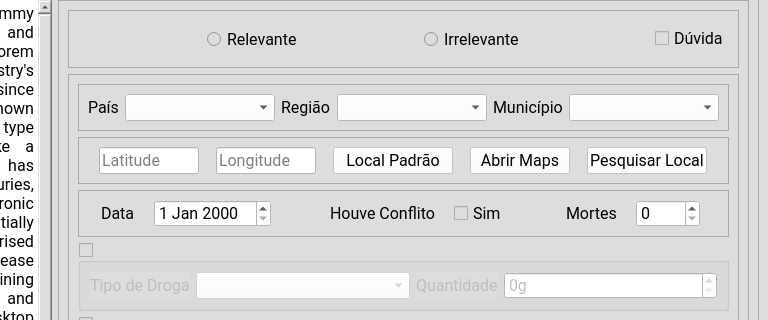
Old version of the form src/view/pages/ui_pages.ui in the repository cintraluiza2/CO_annotationsmirror; both pictures show x 237 to 1005 and y 89 to 409 of the 1005 by 944 pixel window.
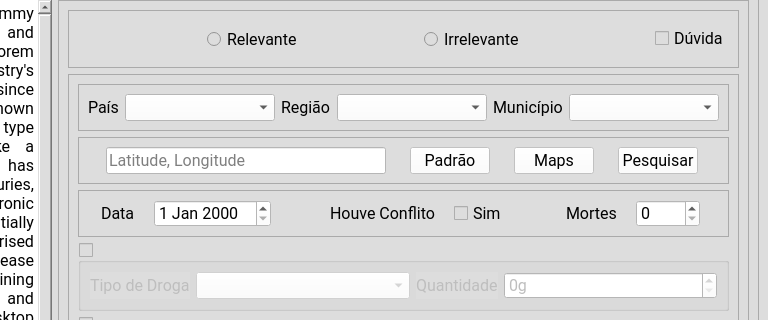
New version of the form. The open tabs and pages were chosen to show the change. Icons and pictures are not drawn.

Commit message: Add lat_long

```diff
--- a/src/view/pages/ui_pages.ui
+++ b/src/view/pages/ui_pages.ui
@@ -854,13 +854,13 @@
                   </property>
                   <property name="minimumSize">
                    <size>
-                    <width>100</width>
+                    <width>150</width>
                     <height>0</height>
                    </size>
                   </property>
                   <property name="maximumSize">
                    <size>
-                    <width>50</width>
+                    <width>280</width>
                     <height>16777215</height>
                    </size>
                   </property>
@@ -873,42 +873,14 @@
                   <property name="styleSheet">
                    <string notr="true">background-color: #FFFFFF; </string>
                   </property>
-                  <property name="placeholderText">
-                   <string>Latitude</string>
+                  <property name="inputMask">
+                   <string/>
                   </property>
-                 </widget>
-                </item>
-                <item>
-                 <widget class="QLineEdit" name="longitude">
-                  <property name="sizePolicy">
-                   <sizepolicy hsizetype="Preferred" vsizetype="Maximum">
-                    <horstretch>0</horstretch>
-                    <verstretch>0</verstretch>
-                   </sizepolicy>
+                  <property name="text">
+                   <string/>
                   </property>
-                  <property name="minimumSize">
-                   <size>
-                    <width>100</width>
-                    <height>0</height>
-                   </size>
-                  </property>
-                  <property name="maximumSize">
-                   <size>
-                    <width>50</width>
-                    <height>16777215</height>
-                   </size>
-                  </property>
-                  <property name="font">
-                   <font>
-                    <family>Roboto</family>
-                    <pointsize>12</pointsize>
-                   </font>
-                  </property>
-                  <property name="styleSheet">
-                   <string notr="true">background-color: #FFFFFF; </string>
-                  </property>
                   <property name="placeholderText">
-                   <string>Longitude</string>
+                   <string>Latitude, Longitude</string>
                   </property>
                  </widget>
                 </item>
@@ -928,7 +900,7 @@
                   </property>
                   <property name="maximumSize">
                    <size>
-                    <width>120</width>
+                    <width>80</width>
                     <height>16777215</height>
                    </size>
                   </property>
@@ -942,7 +914,7 @@
                    <string notr="true">background-color: rgba(255, 255, 255, 0.8);</string>
                   </property>
                   <property name="text">
-                   <string>Local Padrão</string>
+                   <string>Padrão</string>
                   </property>
                  </widget>
                 </item>
@@ -962,7 +934,7 @@
                   </property>
                   <property name="maximumSize">
                    <size>
-                    <width>100</width>
+                    <width>80</width>
                     <height>16777215</height>
                    </size>
                   </property>
@@ -976,7 +948,7 @@
                    <string notr="true">background-color: rgba(255, 255, 255, 0.8);</string>
                   </property>
                   <property name="text">
-                   <string>Abrir Maps</string>
+                   <string>Maps</string>
                   </property>
                  </widget>
                 </item>
@@ -996,7 +968,7 @@
                   </property>
                   <property name="maximumSize">
                    <size>
-                    <width>120</width>
+                    <width>80</width>
                     <height>16777215</height>
                    </size>
                   </property>
@@ -1010,7 +982,7 @@
                    <string notr="true">background-color: rgba(255, 255, 255, 0.8);</string>
                   </property>
                   <property name="text">
-                   <string>Pesquisar Local</string>
+                   <string>Pesquisar</string>
                   </property>
                  </widget>
                 </item>
```
The commit also changes 1 other file.
